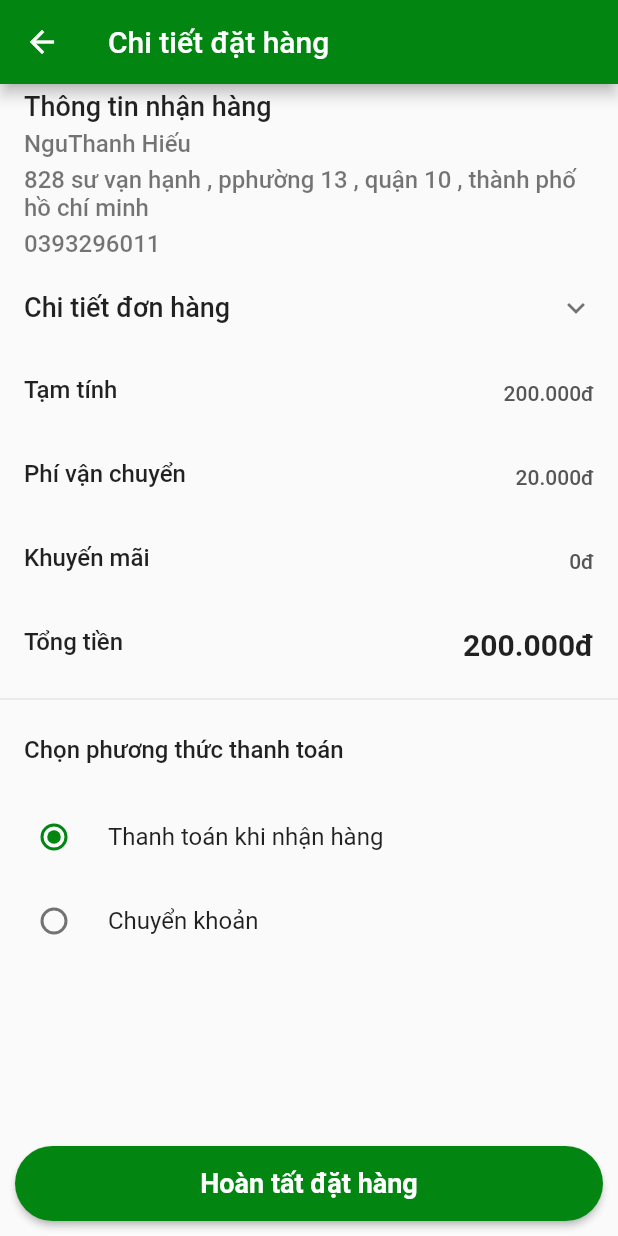
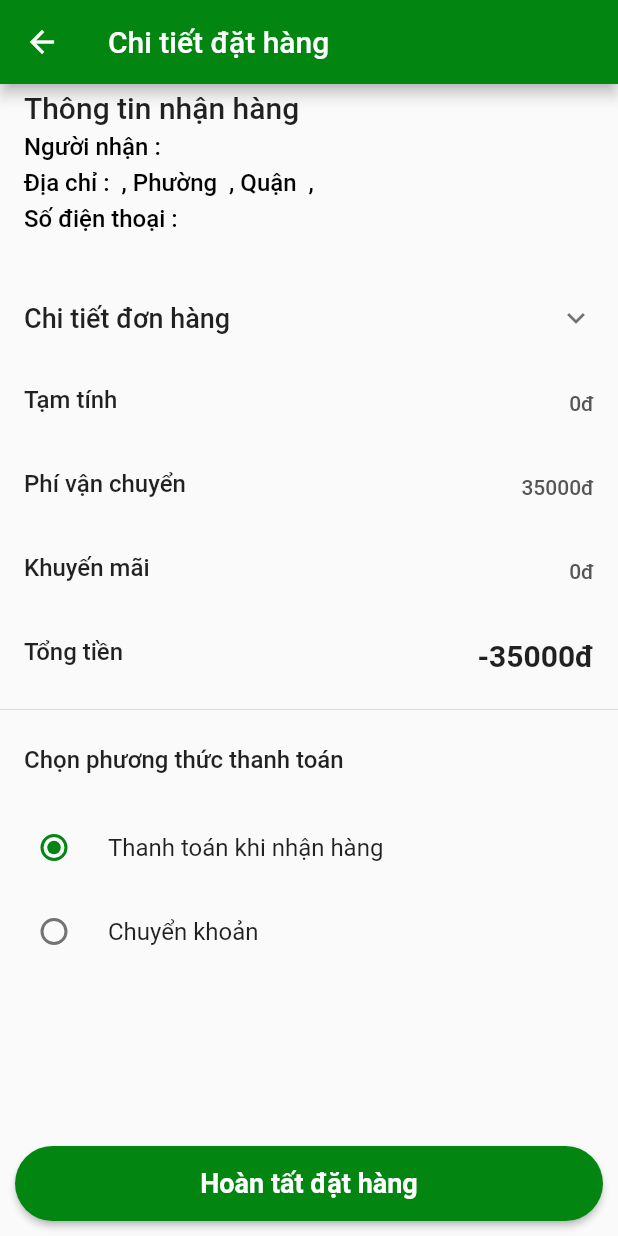
Before and after one commit to dinhtan16/flutter, a Flutter app: the DeliveryDetails screen opened directly, after a tap on "Tiếp tục thanh toán", on a phone screen of 412 x 824 dp. Run offline on Flutter 3.47's test engine with Material 2 defaults, Android fonts, the phone set to English and light mode, and no system bars; our stand-ins replace cloud_firestore, firebase_auth, firebase_core, flutter_signin_button, fluttertoast, google_sign_in and 2 more; missing offline and left inert: currency_formatter; accounts and stored records are empty; network calls fail.

Commit message:
push file commit thiếu

```diff
--- a/lib/providers/review_cart_provider.dart
+++ b/lib/providers/review_cart_provider.dart
@@ -101,11 +101,28 @@ class ReviewCartProvider with ChangeNotifier {
             total += int.parse(element.cartPrice!) * element.cartQuantity!;
           })
         : [];
-    return total;
+    return total.toStringAsFixed(0);
+  }
+
+  getTotalPaymentPrice({int? shipping}) {
+    double total = 0;
+    reviewCartDataList.length > 0
+        ? reviewCartDataList.forEach((element) {
+            total += int.parse(element.cartPrice!) * element.cartQuantity!;
+          })
+        : [];
+    if (shipping != 0) {
+      total = (total - shipping!);
+    } else {
+      total = total;
+    }
+    notifyListeners();
+    return total.toStringAsFixed(0);
   }
 
 ////////////// ReviCartDeleteFunction ////////////
-  reviewCartDataDelete(cartId) {
+  Future<void> reviewCartDataDelete(cartId) async {
+    try {
       FirebaseFirestore.instance
           .collection("ReviewCart")
           .doc(FirebaseAuth.instance.currentUser!.uid)
@@ -113,5 +130,19 @@ class ReviewCartProvider with ChangeNotifier {
           .doc(cartId)
           .delete();
       notifyListeners();
+    } catch (e) {
+      print("delete item in cart failed : ${e}");
     }
   }
+
+  Future<void> deleteAllCart() async {
+    try {
+      await FirebaseFirestore.instance
+          .collection("ReviewCart")
+          .doc(FirebaseAuth.instance.currentUser!.uid)
+          .set({});
+    } catch (e) {
+      print("delete all cart failed : ${e}");
+    }
+  }
+}
--- a/lib/screens/check-out/delivery-detail/DeliveryDetail.dart
+++ b/lib/screens/check-out/delivery-detail/DeliveryDetail.dart
@@ -20,7 +20,7 @@ class _DeliveryDetailsState extends State<DeliveryDetails> {
     deliveryAddressProvider.getDeliveryAddressData();
     return Scaffold(
       appBar: AppBar(
-        title: Text("Trở lại"),
+        title: Text("Chọn địa chỉ giao hàng"),
         backgroundColor: primaryColor,
       ),
       floatingActionButton: FloatingActionButton(
@@ -118,16 +118,15 @@ class _DeliveryDetailsState extends State<DeliveryDetails> {
                   ),
                 )
               : Column(
-                  children: [
-                    SingleDeliveryItem(
-                      title: 'Thanh Hiếu',
-                      number: '0393297011',
-                      address:
-                          '828 sư vạn hạnh , phường 13 , quận 10 , thành phố Hồ Chí Minh',
-                      addressType: 'công ty',
-                    ),
-                  ],
-                )
+                  children: deliveryAddressProvider.getDeliveryAddressList
+                      .map((e) => SingleDeliveryItem(
+                            title: e.fullname,
+                            number: e.phone,
+                            address:
+                                "${e.street} ,Phường ${e.ward} , Quận ${e.district} , Thành phố ${e.city}",
+                            addressType: e.addressType,
+                          ))
+                      .toList())
         ],
       ),
     );
--- a/lib/screens/check-out/payment/payment.dart
+++ b/lib/screens/check-out/payment/payment.dart
@@ -1,8 +1,14 @@
 import 'package:flutter/material.dart';
 import 'package:flutter/src/widgets/framework.dart';
 import 'package:flutter/src/widgets/placeholder.dart';
+import 'package:fluttertoast/fluttertoast.dart';
 import 'package:foodorder_app/config/colors.dart';
+import 'package:foodorder_app/config/id_generator.dart';
+import 'package:foodorder_app/providers/check_out_provider.dart';
+import 'package:foodorder_app/providers/review_cart_provider.dart';
 import 'package:foodorder_app/screens/check-out/payment/order_item.dart';
+import 'package:foodorder_app/screens/home/HomeScreen.dart';
+import 'package:provider/provider.dart';
 
 class Payment extends StatefulWidget {
   const Payment({super.key});
@@ -27,6 +33,11 @@ class _PaymentState extends State<Payment> {
 
   @override
   Widget build(BuildContext context) {
+    CheckoutProvider deliveryAddressProvider = Provider.of(context);
+    deliveryAddressProvider.getDeliveryAddressData();
+    ReviewCartProvider reviewCartProvider = Provider.of(context);
+    reviewCartProvider.getReviewCartData();
+    int shipping = 35000;
     return Scaffold(
         appBar: AppBar(
           title: Text('Chi tiết đặt hàng'),
@@ -37,7 +48,22 @@ class _PaymentState extends State<Payment> {
           // padding: EdgeInsets.all(20),
           padding: EdgeInsets.only(top: 0, right: 10, left: 10, bottom: 10),
           child: MaterialButton(
-            onPressed: () {},
+            onPressed: () async => {
+              await deliveryAddressProvider.addOderData(
+                  orderItemList: reviewCartProvider.getReviewCartDataList,
+                  total: reviewCartProvider.getTotalPaymentPrice(
+                      shipping: shipping),
+                  orderInfo: deliveryAddressProvider.getDeliveryAddressList,
+                  paymentType: myType.toString() == "PaymentTypes.Cod"
+                      ? "Cod"
+                      : "Banking"),
+              await reviewCartProvider.deleteAllCart(),
+              await Fluttertoast.showToast(
+                  msg: "Đặt hàng thành công", backgroundColor: Colors.green),
+              await Future.delayed(Duration(seconds: 1), () {
+                Navigator.pop(context);
+              })
+            },
             child: Text(
               'Hoàn tất đặt hàng',
               style: TextStyle(
@@ -54,10 +80,14 @@ class _PaymentState extends State<Payment> {
         body: SingleChildScrollView(
           child: Column(
             children: [
-              ListTile(
+              Column(
+                children: deliveryAddressProvider.getDeliveryAddressList
+                    .map(
+                      (e) => ListTile(
                         title: Text(
                           'Thông tin nhận hàng',
-                  style: TextStyle(fontSize: 18, fontWeight: FontWeight.w500),
+                          style: TextStyle(
+                              fontSize: 20, fontWeight: FontWeight.w500),
                         ),
                         subtitle: Column(
                           mainAxisAlignment: MainAxisAlignment.start,
@@ -67,28 +97,47 @@ class _PaymentState extends State<Payment> {
                               height: 5,
                             ),
                             Text(
-                      'NguThanh Hiếu',
-                      style:
-                          TextStyle(fontSize: 16, fontWeight: FontWeight.w500),
+                              "Người nhận : ${e.fullname}",
+                              style: TextStyle(
+                                  fontSize: 16,
+                                  fontWeight: FontWeight.w500,
+                                  color: Colors.black),
                             ),
                             SizedBox(
                               height: 5,
                             ),
                             Text(
-                      '828 sư vạn hạnh , pphường 13 , quận 10 , thành phố hồ chí minh',
-                      style:
-                          TextStyle(fontSize: 16, fontWeight: FontWeight.w500),
+                              'Địa chỉ : ${e.street} , Phường ${e.ward} , Quận ${e.district} , ${e.city}',
+                              style: TextStyle(
+                                  fontSize: 16,
+                                  fontWeight: FontWeight.w500,
+                                  color: Colors.black),
                             ),
                             SizedBox(
                               height: 5,
                             ),
                             Text(
-                      '0393296011',
-                      style:
-                          TextStyle(fontSize: 16, fontWeight: FontWeight.w500),
+                              'Số điện thoại : ${e.phone}',
+                              style: TextStyle(
+                                  fontSize: 16,
+                                  fontWeight: FontWeight.w500,
+                                  color: Colors.black),
+                            ),
+                            SizedBox(
+                              height: 5,
+                            ),
+                            Text(
+                              "${e.addressType}",
+                              style: TextStyle(
+                                  fontSize: 16,
+                                  fontWeight: FontWeight.w500,
+                                  color: Colors.black),
                             )
                           ],
                         ),
+                      ),
+                    )
+                    .toList(),
               ),
               ExpansionTile(
                   title: Text(
@@ -96,26 +145,16 @@ class _PaymentState extends State<Payment> {
                     style: TextStyle(fontSize: 18, fontWeight: FontWeight.w500),
                   ),
                   childrenPadding: EdgeInsets.only(bottom: 20),
-                children: [
-                  OrderItem(),
-                  SizedBox(
-                    height: 10,
+                  children: reviewCartProvider.reviewCartDataList
+                      .map(
+                        (e) => OrderItem(
+                          name: e.cartName,
+                          quantity: e.cartQuantity.toString(),
+                          price: e.cartPrice,
+                          image: e.cartImage,
                         ),
-                  OrderItem(),
-                  SizedBox(
-                    height: 10,
-                  ),
-                  OrderItem(),
-                  SizedBox(
-                    height: 10,
-                  ),
-                  OrderItem(),
-                  SizedBox(
-                    height: 10,
-                  ),
-                  OrderItem(),
-                ],
-              ),
+                      )
+                      .toList()),
               ListTile(
                 minVerticalPadding: 5,
                 leading: Text(
@@ -123,7 +162,7 @@ class _PaymentState extends State<Payment> {
                   style: TextStyle(fontWeight: FontWeight.w500, fontSize: 16),
                 ),
                 trailing: Text(
-                  '200.000đ',
+                  "${reviewCartProvider.getTotalPrice()}đ",
                   style: TextStyle(
                       fontSize: 14,
                       fontWeight: FontWeight.w500,
@@ -136,7 +175,7 @@ class _PaymentState extends State<Payment> {
                     style:
                         TextStyle(fontWeight: FontWeight.w500, fontSize: 16)),
                 trailing: Text(
-                  '20.000đ',
+                  "${shipping}đ",
                   style: TextStyle(
                       fontSize: 14,
                       fontWeight: FontWeight.w500,
@@ -161,7 +200,8 @@ class _PaymentState extends State<Payment> {
                 leading: Text('Tổng tiền',
                     style:
                         TextStyle(fontWeight: FontWeight.w500, fontSize: 16)),
-                trailing: Text('200.000đ',
+                trailing: Text(
+                    "${reviewCartProvider.getTotalPaymentPrice(shipping: shipping)}đ",
                     style:
                         TextStyle(fontWeight: FontWeight.bold, fontSize: 20)),
               ),
```
Also changed, not shown: lib/config/id_generator.dart (added, +10 -0 lines), lib/providers/check_out_provider.dart (+83 -19 lines), lib/screens/check-out/google_map/google_map.dart (added, +16 -0 lines), lib/screens/check-out/payment/order_item.dart (+10 -5 lines). Lines whose indentation alone changed are shown as unchanged.
